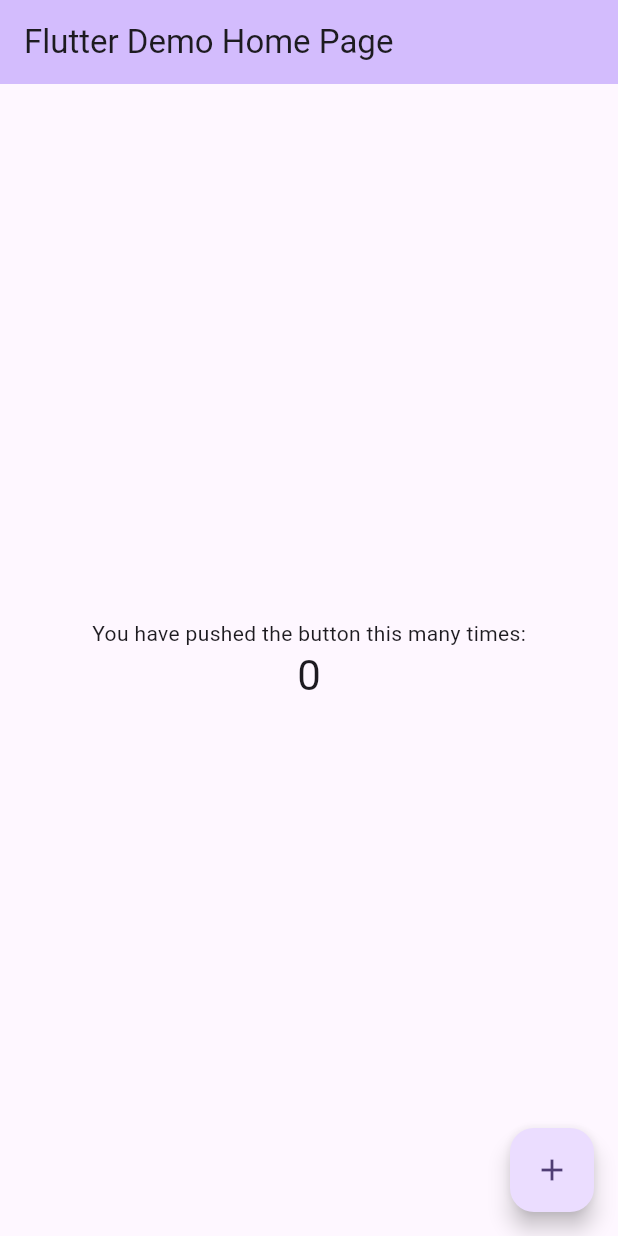
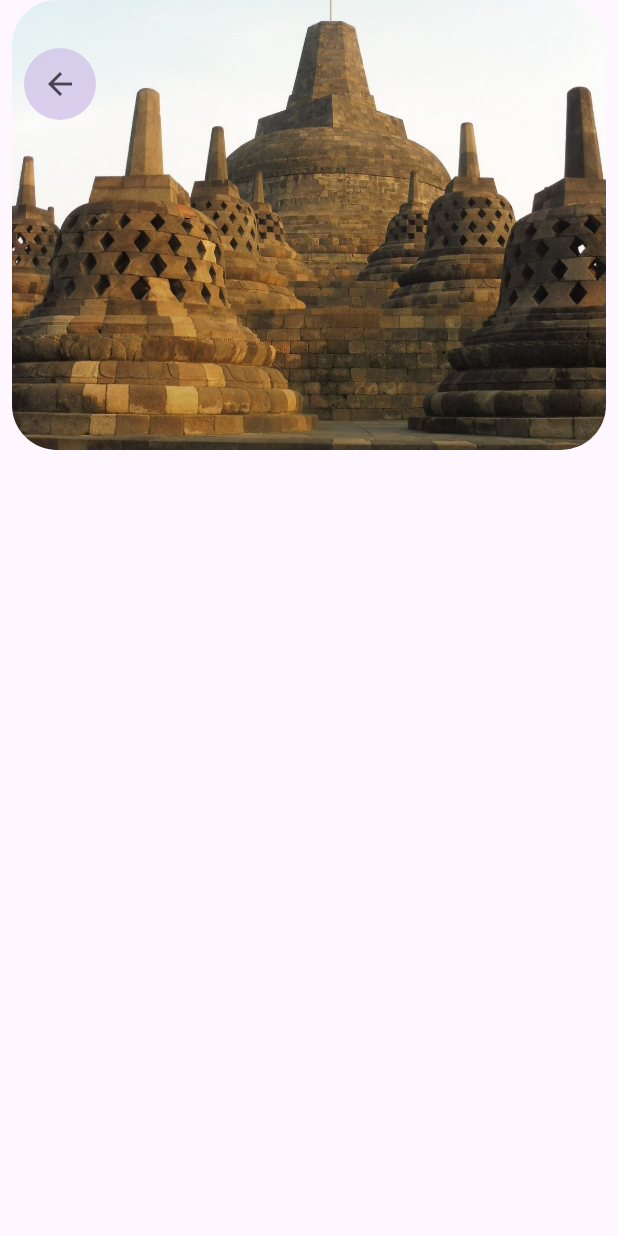
Before and after one commit to Mobile-Programming-MDP/materi-latihan-flutter-umarmuhdhor, a Flutter app: the screen it shows after launch, on a phone screen of 412 x 824 dp. Run offline on Flutter 3.47's test engine with Material 2 defaults, Android fonts, the phone set to English and light mode, and no system bars.

Commit message:
Pembuatan Home Screen

```diff
--- a/apk_wisata/lib/main.dart
+++ b/apk_wisata/lib/main.dart
@@ -1,3 +1,5 @@
+import 'package:apk_wisata/data/candi_data.dart';
+import 'package:apk_wisata/screens/detail_screen.dart';
 import 'package:flutter/material.dart';
 
 void main() {
@@ -7,119 +9,15 @@ void main() {
 class MyApp extends StatelessWidget {
   const MyApp({super.key});
 
-  // This widget is the root of your application.
-  @override
-  Widget build(BuildContext context) {
+  Widget build(BuildContext context){
     return MaterialApp(
-      title: 'Flutter Demo',
+      title: 'Wisata Candi',
       theme: ThemeData(
-        // This is the theme of your application.
-        //
-        // TRY THIS: Try running your application with "flutter run". You'll see
-        // the application has a blue toolbar. Then, without quitting the app,
-        // try changing the seedColor in the colorScheme below to Colors.green
-        // and then invoke "hot reload" (save your changes or press the "hot
-        // reload" button in a Flutter-supported IDE, or press "r" if you used
-        // the command line to start the app).
-        //
-        // Notice that the counter didn't reset back to zero; the application
-        // state is not lost during the reload. To reset the state, use hot
-        // restart instead.
-        //
-        // This works for code too, not just values: Most code changes can be
-        // tested with just a hot reload.
         colorScheme: ColorScheme.fromSeed(seedColor: Colors.deepPurple),
-        useMaterial3: true,
+        useMaterial3: true
       ),
-      home: const MyHomePage(title: 'Flutter Demo Home Page'),
+      home : const DetailScreen(candi : candiList[0])
     );
   }
+
 }
-
-class MyHomePage extends StatefulWidget {
-  const MyHomePage({super.key, required this.title});
-
-  // This widget is the home page of your application. It is stateful, meaning
-  // that it has a State object (defined below) that contains fields that affect
-  // how it looks.
-
-  // This class is the configuration for the state. It holds the values (in this
-  // case the title) provided by the parent (in this case the App widget) and
-  // used by the build method of the State. Fields in a Widget subclass are
-  // always marked "final".
-
-  final String title;
-
-  @override
-  State<MyHomePage> createState() => _MyHomePageState();
-}
-
-class _MyHomePageState extends State<MyHomePage> {
-  int _counter = 0;
-
-  void _incrementCounter() {
-    setState(() {
-      // This call to setState tells the Flutter framework that something has
-      // changed in this State, which causes it to rerun the build method below
-      // so that the display can reflect the updated values. If we changed
-      // _counter without calling setState(), then the build method would not be
-      // called again, and so nothing would appear to happen.
-      _counter++;
-    });
-  }
-
-  @override
-  Widget build(BuildContext context) {
-    // This method is rerun every time setState is called, for instance as done
-    // by the _incrementCounter method above.
-    //
-    // The Flutter framework has been optimized to make rerunning build methods
-    // fast, so that you can just rebuild anything that needs updating rather
-    // than having to individually change instances of widgets.
-    return Scaffold(
-      appBar: AppBar(
-        // TRY THIS: Try changing the color here to a specific color (to
-        // Colors.amber, perhaps?) and trigger a hot reload to see the AppBar
-        // change color while the other colors stay the same.
-        backgroundColor: Theme.of(context).colorScheme.inversePrimary,
-        // Here we take the value from the MyHomePage object that was created by
-        // the App.build method, and use it to set our appbar title.
-        title: Text(widget.title),
-      ),
-      body: Center(
-        // Center is a layout widget. It takes a single child and positions it
-        // in the middle of the parent.
-        child: Column(
-          // Column is also a layout widget. It takes a list of children and
-          // arranges them vertically. By default, it sizes itself to fit its
-          // children horizontally, and tries to be as tall as its parent.
-          //
-          // Column has various properties to control how it sizes itself and
-          // how it positions its children. Here we use mainAxisAlignment to
-          // center the children vertically; the main axis here is the vertical
-          // axis because Columns are vertical (the cross axis would be
-          // horizontal).
-          //
-          // TRY THIS: Invoke "debug painting" (choose the "Toggle Debug Paint"
-          // action in the IDE, or press "p" in the console), to see the
-          // wireframe for each widget.
-          mainAxisAlignment: MainAxisAlignment.center,
-          children: <Widget>[
-            const Text(
-              'You have pushed the button this many times:',
-            ),
-            Text(
-              '$_counter',
-              style: Theme.of(context).textTheme.headlineMedium,
-            ),
-          ],
-        ),
-      ),
-      floatingActionButton: FloatingActionButton(
-        onPressed: _incrementCounter,
-        tooltip: 'Increment',
-        child: const Icon(Icons.add),
-      ), // This trailing comma makes auto-formatting nicer for build methods.
-    );
-  }
-}
--- /dev/null
+++ b/apk_wisata/lib/screens/detail_screen.dart
@@ -0,0 +1,50 @@
+import 'package:apk_wisata/models/candi.dart';
+import 'package:flutter/material.dart';
+
+class DetailScreen extends StatelessWidget {
+  final Candi candi;
+
+  const DetailScreen({super.key, required this.candi});
+
+  @override
+  Widget build(BuildContext context) {
+    return Scaffold(
+      body: Column(
+        children: [
+          Stack(
+            children: [
+              Padding(
+                padding: const EdgeInsets.symmetric(horizontal: 8.0),
+                child: ClipRRect(
+                  borderRadius: BorderRadius.circular(30),
+                  child: Image.asset(
+                    candi.imageAsset,
+                    width: double.infinity,
+                    height: 300,
+                    fit: BoxFit.cover,
+                  ),
+                ),
+              ),
+
+              Padding(
+                padding:const EdgeInsets.symmetric(horizontal: 16,vertical: 32),
+                 child: Container(
+                  decoration: BoxDecoration(
+                    color: Colors.deepPurple[100]?.withOpacity(0.8),
+                    shape: BoxShape.circle
+                  ),
+                  child: IconButton(
+                    onPressed: (){},
+                    icon: const Icon(
+                      Icons.arrow_back
+                    ),
+                  ),
+                 ),
+                )
+            ],
+          )
+        ],
+      ),
+    );
+  }
+}
```
